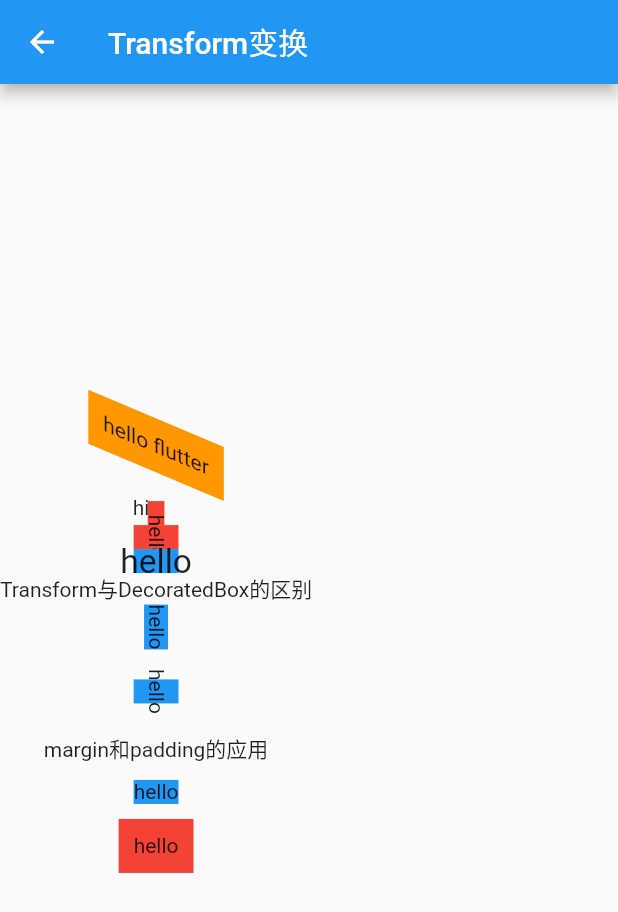
After one commit to mizhai/Flutter_lyawei, a Flutter app: the ContainerWidgetsPage screen opened directly, after a tap on "Transform变换", on a phone screen of 412 x 824 dp. The commit adds this screen. Shown: the top 912 px of the screen. Run offline on Flutter 3.47's test engine with Material 2 defaults, Android fonts, the phone set to English and light mode, and no system bars; our stand-ins replace fluttertoast.

Commit message:
容器类widget使用

```diff
--- a/lib/ContainerWidgetsPage.dart
+++ b/lib/ContainerWidgetsPage.dart
@@ -1,4 +1,7 @@
 import 'package:flutter/material.dart';
+import 'package:flutter_lyawei/ConstrainerWidgetPage.dart';
+import 'package:flutter_lyawei/DecoratedBoxWidgetPage.dart';
+import 'package:flutter_lyawei/TransformWidgetPage.dart';
 
 class ContainerWidgetsPage extends StatelessWidget {
   @override
@@ -8,6 +11,34 @@ class ContainerWidgetsPage extends StatelessWidget {
       appBar: AppBar(
         title: Text('容器类Widgets'),
       ),
+      body: (Column(
+        children: <Widget>[
+          FlatButton(
+            child: Text('限制类型容器'),
+            onPressed: () {
+              Navigator.push(context, new MaterialPageRoute(builder: (context) {
+                return new ConstrainerWidgetPage();
+              }));
+            },
+          ),
+          FlatButton(
+            child: Text('装饰类型容器'),
+            onPressed: () {
+              Navigator.push(context, new MaterialPageRoute(builder: (context) {
+                return new DecoratedBoxWidgetPage();
+              }));
+            },
+          ),
+          FlatButton(
+            child: Text('Transform变换'),
+            onPressed: () {
+              Navigator.push(context, new MaterialPageRoute(builder: (context) {
+                return new TransformWidgetPage();
+              }));
+            },
+          )
+        ],
+      )),
     );
   }
 }
--- /dev/null
+++ b/lib/TransformWidgetPage.dart
@@ -0,0 +1,84 @@
+import 'package:flutter/material.dart';
+import 'dart:math' as math;
+
+class TransformWidgetPage extends StatelessWidget {
+  @override
+  Widget build(BuildContext context) {
+    // TODO: implement build
+    return Scaffold(
+      appBar: AppBar(
+        title: Text('Transform变换'),
+      ),
+      body: (Column(
+        mainAxisAlignment: MainAxisAlignment.center,
+        children: <Widget>[
+          Transform(
+            alignment: Alignment.topRight,
+            transform: Matrix4.skewY(0.4),
+            child: Container(
+              padding: EdgeInsets.all(10.0),
+              color: Colors.orange,
+              child: Text('hello flutter'),
+            ),
+          ),
+          DecoratedBox(
+            decoration: BoxDecoration(color: Colors.red),
+            child: (Transform.translate(
+              offset: Offset(-10.0, -4.0),
+              child: Text('hi'),
+            )),
+          ),
+          DecoratedBox(
+            decoration: BoxDecoration(color: Colors.red),
+            child: (Transform.rotate(
+              angle: math.pi / 2,
+              child: Text('hello'),
+            )),
+          ),
+          DecoratedBox(
+            decoration: BoxDecoration(color: Colors.blue),
+            child: (Transform.scale(
+              scale: 1.6,
+              child: Text('hello'),
+            )),
+          ),
+          Text('Transform与DecoratedBox的区别'),
+          DecoratedBox(
+            decoration: BoxDecoration(color: Colors.blue),
+            child: (RotatedBox(
+              quarterTurns: 1, //旋转90度(1/4圈)
+              child: Text('hello'),
+            )),
+          ),
+          Padding(
+            padding: EdgeInsets.all(20.0),
+            child: DecoratedBox(
+              decoration: BoxDecoration(color: Colors.blue),
+              child: (Transform.rotate(
+                angle: math.pi / 2,
+                child: Text('hello'),
+              )),
+            ),
+          ),
+          Text('margin和padding的应用'),
+          Padding(
+            padding: EdgeInsets.all(10.0),
+            child: DecoratedBox(
+              decoration: BoxDecoration(
+                color: Colors.blue,
+              ),
+              child: Text('hello'),
+            ),
+          ),
+          DecoratedBox(
+            decoration: BoxDecoration(color: Colors.red),
+            child: Padding(
+              padding: EdgeInsets.all(10.0),
+              child: Text('hello'),
+            ),
+          )
+        ],
+      )),
+    );
+  }
+}
```
Also changed, not shown: lib/ConstrainerWidgetPage.dart (added, +45 -0 lines), lib/DecoratedBoxWidgetPage.dart (added, +34 -0 lines), lib/main.dart (+37 -1 lines).
